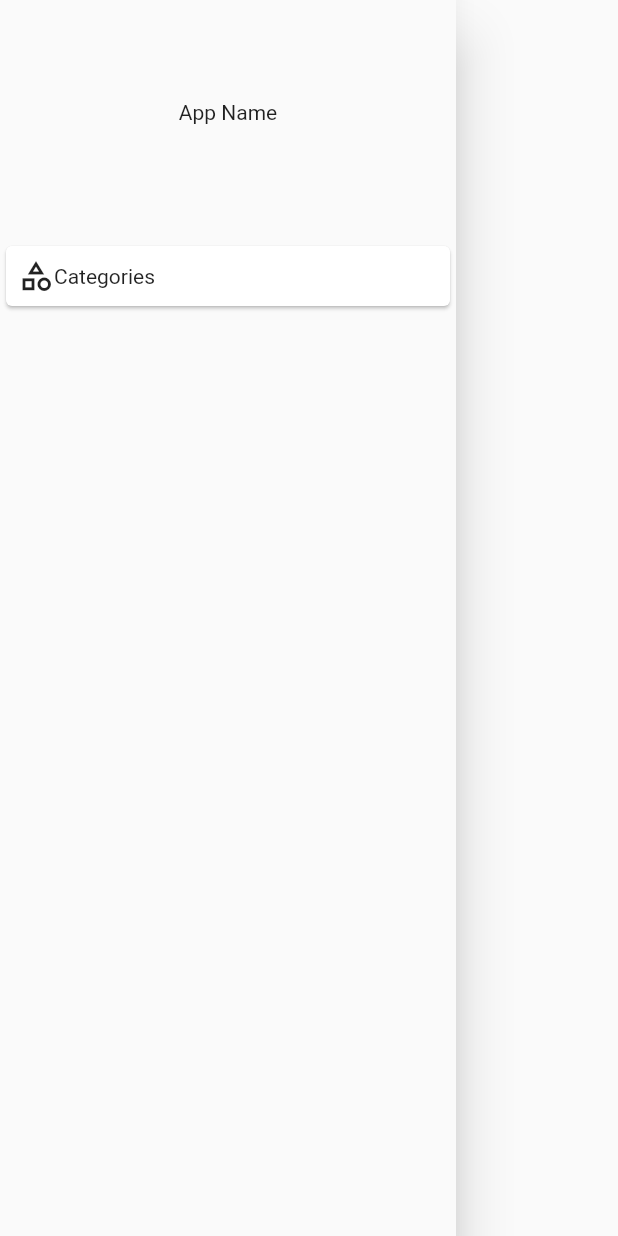
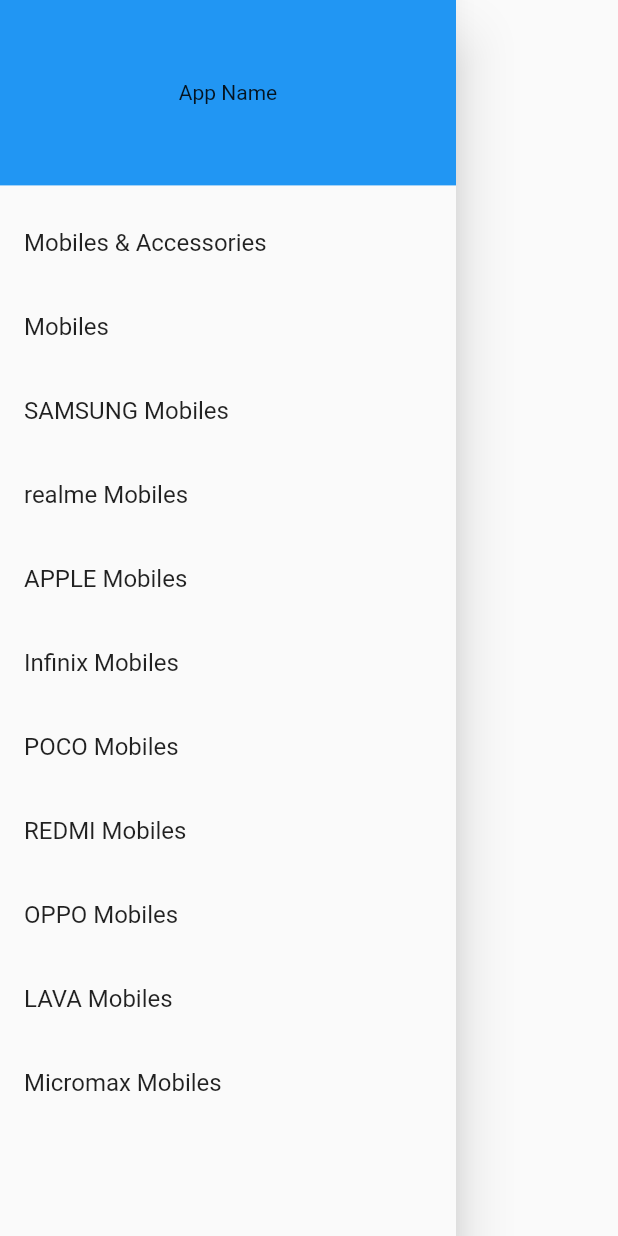
Before and after one commit to AKASHANGADII/e_commerce_app, a Flutter app: the MainDrawer widget shown alone on an empty page, opened directly, on a phone screen of 412 x 824 dp. Run offline on Flutter 3.47's test engine with Material 2 defaults, Android fonts, the phone set to English and light mode, and no system bars; network calls fail.

Commit message:
Added categories screen

```diff
--- a/lib/providers/Categories_provider.dart
+++ b/lib/providers/Categories_provider.dart
@@ -6,5 +6,17 @@ class Categories with ChangeNotifier{
     Category(categoryId: "c31003c19bc840dbbd329d5af753079f", text: "Mobiles & Accessories"),
     Category(categoryId: "d38a55185e0b45cabde119fef0b0b165", text: "Mobiles"),
     Category(categoryId: "3997b81d2a614a999e191a59979da254", text: "SAMSUNG Mobiles"),
+    Category(categoryId: "a5a4c19112844d5b888bb9a819674cc7", text: "realme Mobiles"),
+    Category(categoryId: "6910608b3a1647fb9e8020364d47a925", text: "APPLE Mobiles"),
+    Category(categoryId: "b6286b03057f40fda5d970e3d97b3c76", text: "Infinix Mobiles"),
+    Category(categoryId: "2612f050c0b8425d880f5b74897ba1b2", text: "POCO Mobiles"),
+    Category(categoryId: "cf847ad5ef314da7b8e176ef286e4d8c", text: "REDMI Mobiles"),
+    Category(categoryId: "1c272064a9a549aca3e18c84858236a1", text: "OPPO Mobiles"),
+    Category(categoryId: "fabe3cc5cfed457a8dfbf5054c4d3706", text: "LAVA Mobiles"),
+    Category(categoryId: "9cf782a9cd7b4b06ae1f7b199e2164f1", text: "Micromax Mobiles"),
   ];
+
+  List<Category> get categories{
+    return [..._categories];
+  }
 }
--- a/lib/screens/home_screen.dart
+++ b/lib/screens/home_screen.dart
@@ -1,5 +1,7 @@
+import 'package:e_commerce_app/providers/products_provider.dart';
 import 'package:e_commerce_app/widgets/app_drawer.dart';
 import 'package:flutter/material.dart';
+import 'package:provider/provider.dart';
 
 import '../widgets/grid_view_builder.dart';
 
@@ -13,7 +15,9 @@ class HomeScreen extends StatelessWidget {
         title: Text("Categories"),
       ),
       drawer: MainDrawer(),
-      body: GridViewBuilder(),
+      body: ChangeNotifierProvider(
+          create: (BuildContext context)=>Products(),
+          child: GridViewBuilder(catId: "c31003c19bc840dbbd329d5af753079f",),),
     );
   }
 }
--- a/lib/widgets/app_drawer.dart
+++ b/lib/widgets/app_drawer.dart
@@ -1,16 +1,23 @@
+import 'package:e_commerce_app/providers/Categories_provider.dart';
+import 'package:e_commerce_app/screens/products_screen.dart';
+import 'package:flutter/foundation.dart';
 import 'package:flutter/material.dart';
+import 'package:provider/provider.dart';
 
 class MainDrawer extends StatelessWidget {
   const MainDrawer({Key? key}) : super(key: key);
 
   @override
   Widget build(BuildContext context) {
+    final categoriesData=Provider.of<Categories>(context);
+    final categories=categoriesData.categories;
     return Drawer(
       child: Column(
         children: [
           Container(
+            color: Colors.blue,
             width: double.infinity,
-            height: 150,
+            height: MediaQuery.of(context).size.height*0.15,
             child: const Center(
               child:Text("App Name"),
             ),
@@ -18,17 +25,21 @@ class MainDrawer extends StatelessWidget {
           SizedBox(
             height: 10,
           ),
-          Card(
-            child: Padding(
-              padding: const EdgeInsets.all(8.0),
-              child: Row(
-                children: [
-                  Icon(Icons.category_outlined),
-                  Text("Categories"),
-                ],
+          Container(
+            width: double.infinity,
+            height: MediaQuery.of(context).size.height*0.8,
+            child: ListView.builder(
+              itemCount: categories.length,
+              itemBuilder: (ctx,i)=>GestureDetector(
+                onTap: (){
+                  Navigator.pushNamed(context, ProductScreen.routeName,arguments: [categories[i].text,categories[i].categoryId]);
+                },
+                child: ListTile(
+                title: Text(categories[i].text),
+                ),
               ),
             ),
-          )
+          ),
         ],
       ),
     );
--- a/pubspec.yaml
+++ b/pubspec.yaml
@@ -34,6 +34,7 @@ dependencies:
   # The following adds the Cupertino Icons font to your application.
   # Use with the CupertinoIcons class for iOS style icons.
   cupertino_icons: ^1.0.2
+  provider: ^6.0.3
 
 dev_dependencies:
   flutter_test:
```
Also changed, not shown: lib/main.dart (+14 -2 lines), lib/providers/product.dart (added, +13 -0 lines), lib/providers/products_provider.dart (added, +11 -0 lines), lib/screens/products_screen.dart (added, +25 -0 lines), lib/widgets/grid_view_builder.dart (+35 -10 lines), lib/widgets/products_grid.dart (deleted, +0 -14 lines), pubspec.lock.
